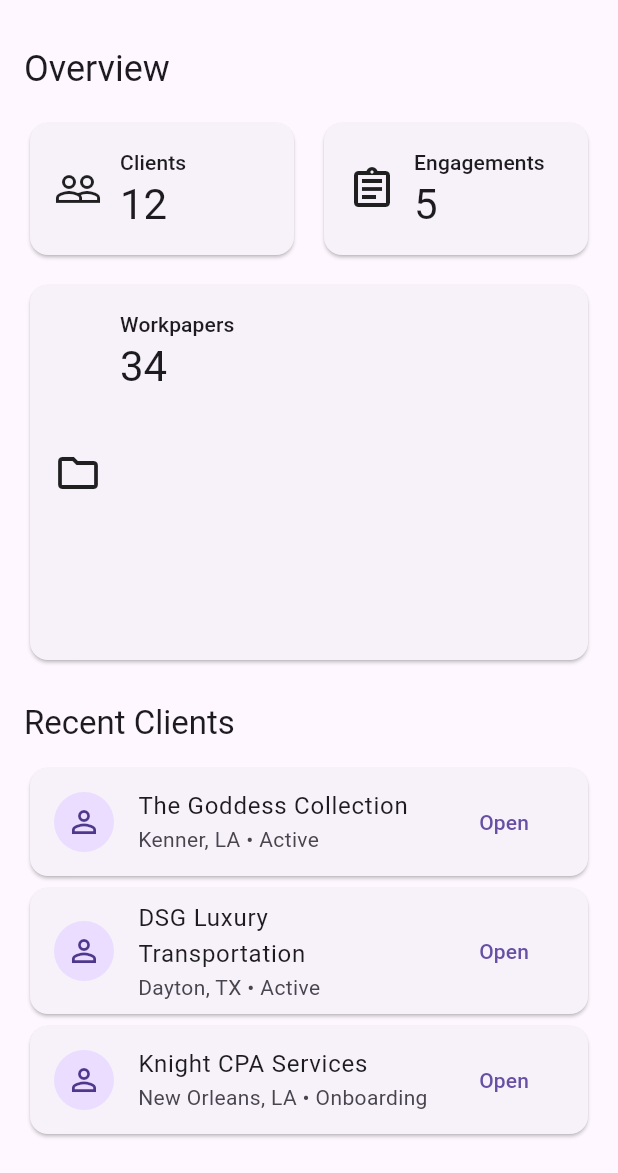
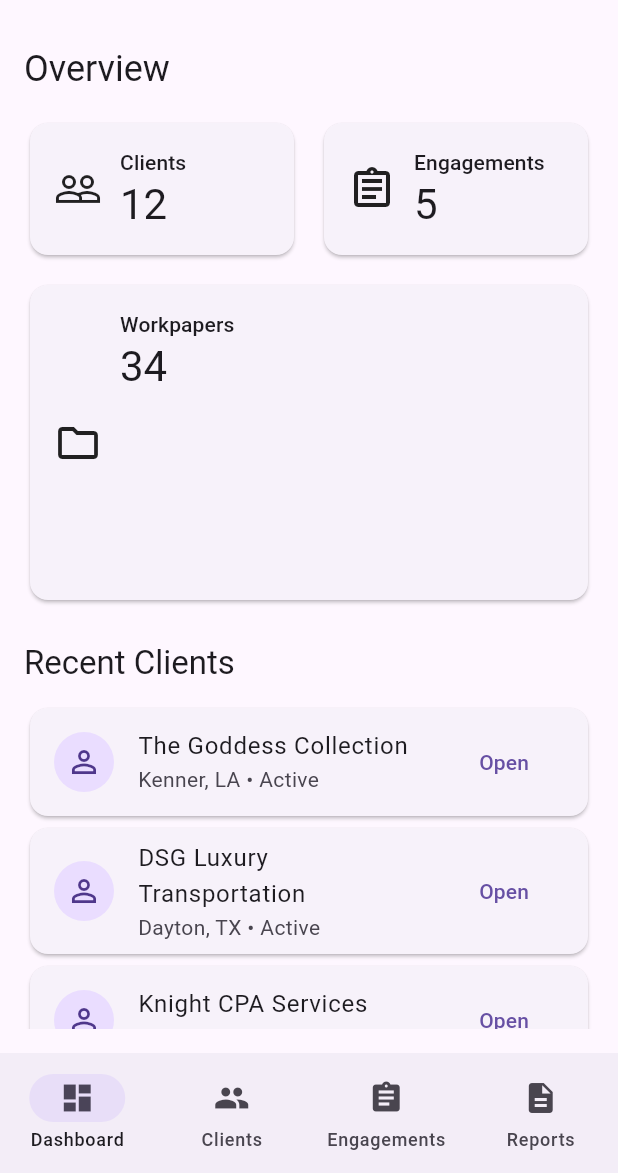
Before and after one commit to metiennewebdesigns/knight_cpa_audit_suite, a Flutter app: the screen it shows after launch, on a phone screen of 412 x 824 dp, the part 63-1236 px from its top. Run offline on Flutter 3.47's test engine with Material 3 defaults, Android fonts, the phone set to English and light mode, and no system bars; our stand-ins replace go_router, shared_preferences.

Commit message:
Working navigation shell + router stabilized

```diff
--- /dev/null
+++ b/lib/features/audit_suite/screens/audit_shell.dart
@@ -0,0 +1,92 @@
+import 'package:flutter/material.dart';
+
+import '../../../core/storage/local_store.dart';
+import 'dashboard.dart';
+
+class AuditShell extends StatefulWidget {
+  const AuditShell({
+    super.key,
+    required this.store,
+    required this.themeMode,
+  });
+
+  final LocalStore store;
+  final ValueNotifier<ThemeMode> themeMode;
+
+  @override
+  State<AuditShell> createState() => _AuditShellState();
+}
+
+class _AuditShellState extends State<AuditShell> {
+  int _index = 0;
+
+  @override
+  Widget build(BuildContext context) {
+    // Each tab is a full screen (Scaffold). The bottom nav stays in THIS shell.
+    final tabs = <Widget>[
+      DashboardScreen(store: widget.store, themeMode: widget.themeMode),
+      _ClientsTab(store: widget.store, themeMode: widget.themeMode),
+      _EngagementsTab(store: widget.store, themeMode: widget.themeMode),
+      _ReportsTab(store: widget.store, themeMode: widget.themeMode),
+    ];
+
+    return Scaffold(
+      body: IndexedStack(index: _index, children: tabs),
+      bottomNavigationBar: NavigationBar(
+        selectedIndex: _index,
+        onDestinationSelected: (i) => setState(() => _index = i),
+        destinations: const [
+          NavigationDestination(icon: Icon(Icons.dashboard), label: 'Dashboard'),
+          NavigationDestination(icon: Icon(Icons.people), label: 'Clients'),
+          NavigationDestination(icon: Icon(Icons.assignment), label: 'Engagements'),
+          NavigationDestination(icon: Icon(Icons.description), label: 'Reports'),
+        ],
+      ),
+    );
+  }
+}
+
+class _ClientsTab extends StatelessWidget {
+  const _ClientsTab({required this.store, required this.themeMode});
+
+  final LocalStore store;
+  final ValueNotifier<ThemeMode> themeMode;
+
+  @override
+  Widget build(BuildContext context) {
+    return Scaffold(
+      appBar: AppBar(title: const Text('Clients')),
+      body: const Center(child: Text('Clients tab ✅')),
+    );
+  }
+}
+
+class _EngagementsTab extends StatelessWidget {
+  const _EngagementsTab({required this.store, required this.themeMode});
+
+  final LocalStore store;
+  final ValueNotifier<ThemeMode> themeMode;
+
+  @override
+  Widget build(BuildContext context) {
+    return Scaffold(
+      appBar: AppBar(title: const Text('Engagements')),
+      body: const Center(child: Text('Engagements tab ✅')),
+    );
+  }
+}
+
+class _ReportsTab extends StatelessWidget {
+  const _ReportsTab({required this.store, required this.themeMode});
+
+  final LocalStore store;
+  final ValueNotifier<ThemeMode> themeMode;
+
+  @override
+  Widget build(BuildContext context) {
+    return Scaffold(
+      appBar: AppBar(title: const Text('Reports')),
+      body: const Center(child: Text('Reports tab ✅')),
+    );
+  }
+}
```
Also changed, not shown: lib/core/router/app_router.dart (+2 -42 lines).
